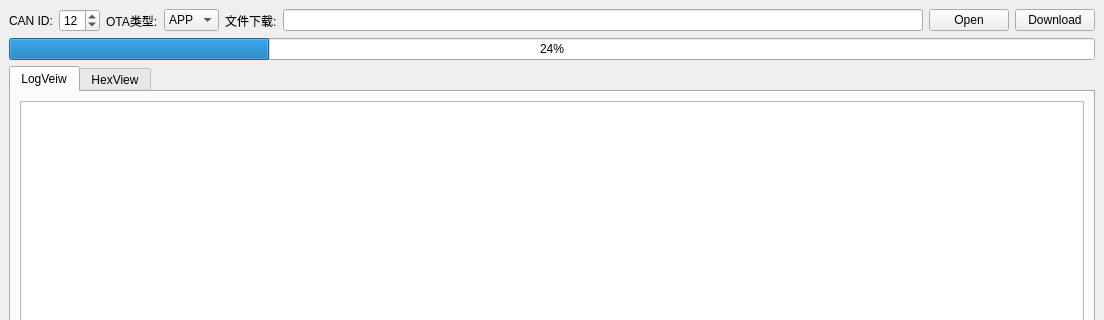
The window that src/mainwindow_download.ui (sufengfeng/cangaroo) describes before a commit, drawn with Qt 5; both pictures show x 0 to 1104 and y 0 to 320 of the 1104 by 559 pixel window.
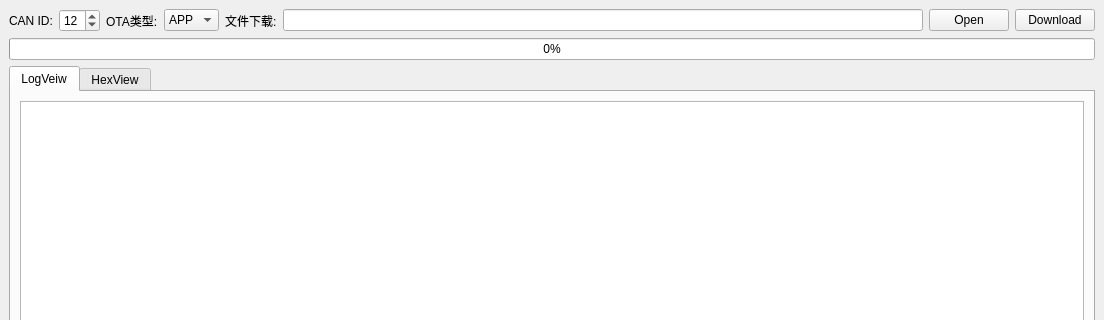
The same window after the commit.

```diff
--- a/src/mainwindow_download.ui
+++ b/src/mainwindow_download.ui
@@ -87,7 +87,7 @@
     <item>
      <widget class="QProgressBar" name="progressBar">
       <property name="value">
-       <number>24</number>
+       <number>0</number>
       </property>
      </widget>
     </item>
```
